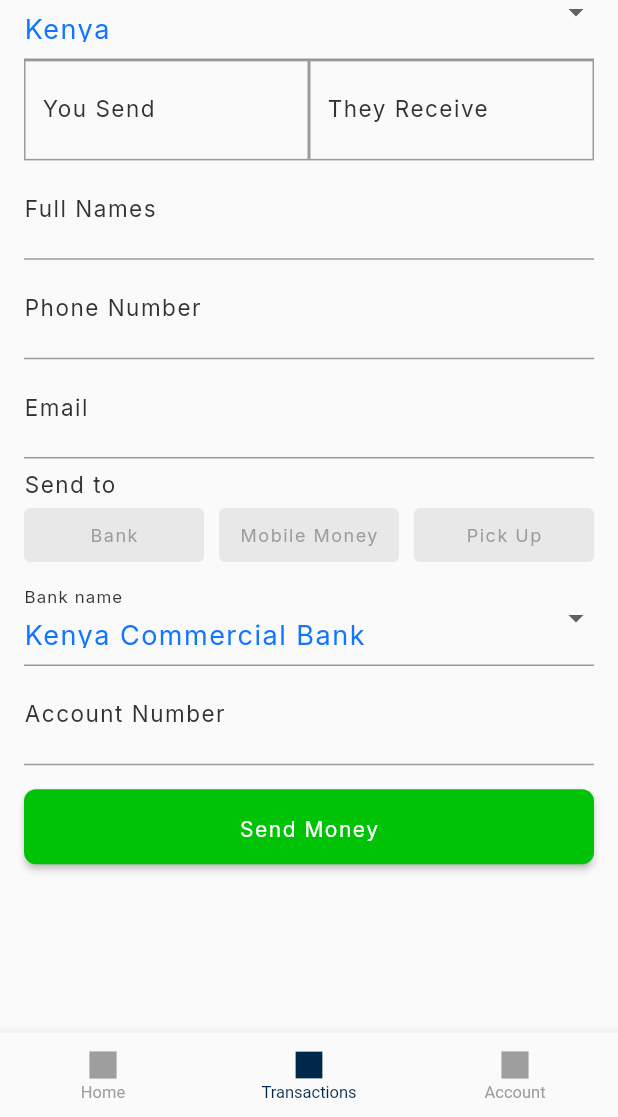
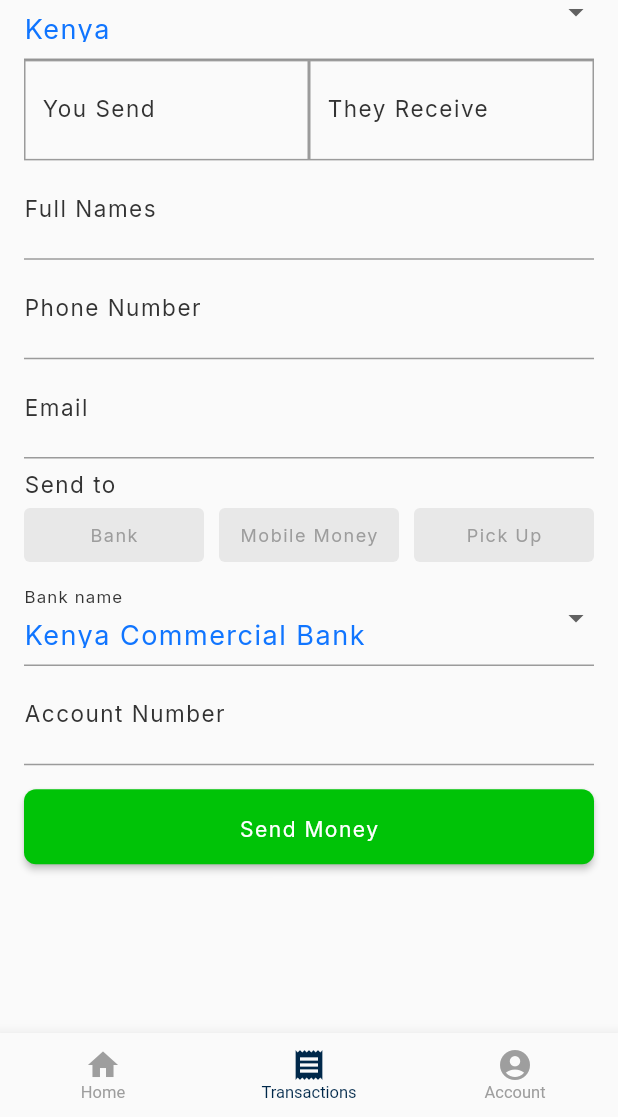
Before and after one commit to Freddylyric/agency, a Flutter app: the NavPage screen opened directly with empty values, item 2 of the bottom bar chosen, on a phone screen of 412 x 824 dp, the part 119-1236 px from its top. Run offline on Flutter 3.47's test engine with Material 2 defaults, Android fonts, the light colour scheme and no system bars; our stand-ins replace flutter_otp_text_field, flutter_secure_storage, google_fonts; missing offline and left inert: dart:ffi; accounts and stored records are empty; network calls fail.

Commit message:
API Transactions 2

```diff
--- a/lib/Screens/navigation.dart
+++ b/lib/Screens/navigation.dart
@@ -38,7 +38,7 @@ class _NavPageState extends State<NavPage> {
     super.initState();
     screens = [
       HomeScreen(profileInfo: widget.profileInfo, accessToken: widget.accessToken),
-      SendMoneyScreen(),
+      SendMoneyScreen(profileInfo: widget.profileInfo, accessToken: widget.accessToken,),
       ProfileScreen(),
     ];
   }
@@ -71,9 +71,9 @@ class _NavPageState extends State<NavPage> {
 
             onTap: (index) => setState(()=>  currentIndex = index),
             items: const [
-              BottomNavigationBarItem(icon: Icon(Icons.square), label: 'Home'),
-              BottomNavigationBarItem(icon: Icon(Icons.square), label: 'Transactions'),
-              BottomNavigationBarItem(icon: Icon(Icons.square), label: 'Account'),
+              BottomNavigationBarItem(icon: Icon(Icons.home), label: 'Home'),
+              BottomNavigationBarItem(icon: Icon(Icons.receipt), label: 'Transactions'),
+              BottomNavigationBarItem(icon: Icon(Icons.account_circle), label: 'Account'),
                ],
           )
       ),
--- a/lib/Screens/send_money_screen.dart
+++ b/lib/Screens/send_money_screen.dart
@@ -5,6 +5,10 @@ import 'package:agency_app/Utils/utils.dart';
 import 'package:flutter/material.dart';
 
 class SendMoneyScreen extends StatefulWidget {
+  final profileInfo;
+  final accessToken;
+  const SendMoneyScreen({Key? key,required this.profileInfo,required this.accessToken}) : super(key: key);
+
   @override
   _SendMoneyScreenState createState() => _SendMoneyScreenState();
 }
@@ -33,7 +37,7 @@ class _SendMoneyScreenState extends State<SendMoneyScreen> {
     return Scaffold(
       appBar: AppBar(
         leading: IconButton(onPressed: () {
-          Navigator.push(context, MaterialPageRoute(builder: (context)=>NavPage(profileInfo: null, accessToken: null,)));
+          Navigator.push(context, MaterialPageRoute(builder: (context)=>NavPage(profileInfo: widget.profileInfo, accessToken: widget.accessToken,)));
         }, icon: Icon(Icons.arrow_back_ios, color: Colors.black,)),//IconButton(onPressed: () {}, icon: Icon(Icons.arrow_back_ios)),
         backgroundColor: Colors.white,
         title: Text('Send Money', style: bodyTextBlackBigger,),
--- a/pubspec.yaml
+++ b/pubspec.yaml
@@ -38,6 +38,7 @@ dependencies:
   http: ^0.13.3
   flutter_otp_text_field: ^1.1.1
   flutter_secure_storage: ^8.0.0
+  intl: ^0.18.1
 
 dev_dependencies:
   flutter_test:
```
Also changed, not shown: lib/Screens/home_screen.dart (+48 -8 lines), lib/Screens/pending_transactions_screen.dart (+23 -2 lines), pubspec.lock.
